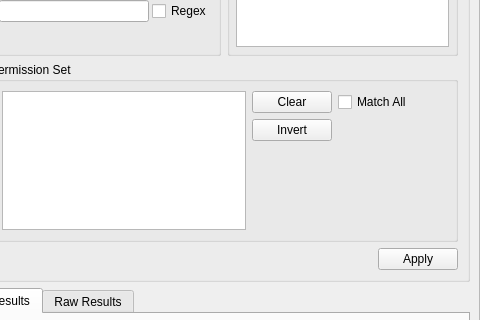
First picture: the form in data/objclassquery.ui, repository SELinuxProject/setools, before the edit; both pictures show x 294 to 774 and y 116 to 436 of the 774 by 846 pixel window.
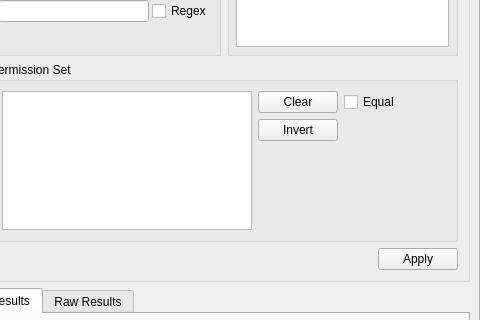
Second picture: the form after the edit. Custom widgets are drawn as their Qt base class.

Commit message:
apol: revise match all vs. equal options
Where subset is available, keep "match all" option since that is more
likely to be used.  Otherwise, change GUI to "Equal" for correctness.

The edit to the form file:
```diff
--- a/data/objclassquery.ui
+++ b/data/objclassquery.ui
@@ -301,7 +301,7 @@
                  <string>A matching class will have all of the selected permissions.</string>
                 </property>
                 <property name="text">
-                 <string>Match All</string>
+                 <string>Equal</string>
                 </property>
                </widget>
               </item>
```
Left out of the diff: 2 changed lines with no effect on the pictures. The commit also changes 4 other files.
